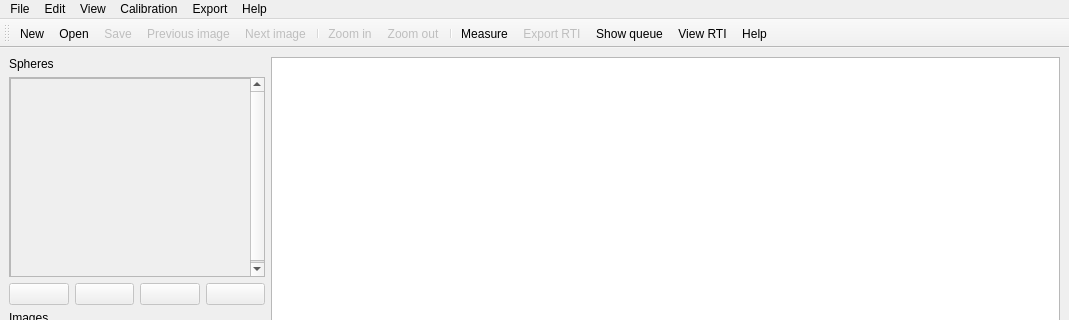
First picture: the form in relight/mainwindow.ui, repository cnr-isti-vclab/relight, before the edit; both pictures show x 0 to 1069 and y 0 to 320 of the 1069 by 819 pixel window.
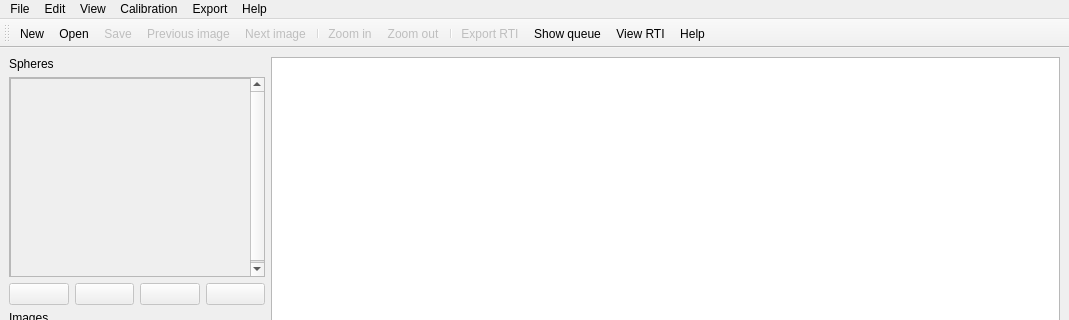
Second picture: the form after the edit. Icons and pictures are not drawn. Custom widgets are drawn as their Qt base class.

Commit message: QMarkers refactored, fixed interface/actions, align dialog, sphere markers bugfix.

```diff
--- a/relight/mainwindow.ui
+++ b/relight/mainwindow.ui
@@ -338,7 +338,6 @@
    <addaction name="actionZoom_in"/>
    <addaction name="actionZoom_out"/>
    <addaction name="separator"/>
-   <addaction name="actionRuler"/>
    <addaction name="actionExport_RTI"/>
    <addaction name="actionShow_queue"/>
    <addaction name="actionView_RTI"/>
@@ -555,7 +554,7 @@
      <normaloff>:/icons/gtango/ruler.svg</normaloff>:/icons/gtango/ruler.svg</iconset>
    </property>
    <property name="text">
-    <string>Measure...</string>
+    <string>New Measure</string>
    </property>
    <property name="toolTip">
     <string>Take a measure</string>
```
Left out of the diff: 58 changed lines with no effect on the pictures. The commit also changes 28 other files.
